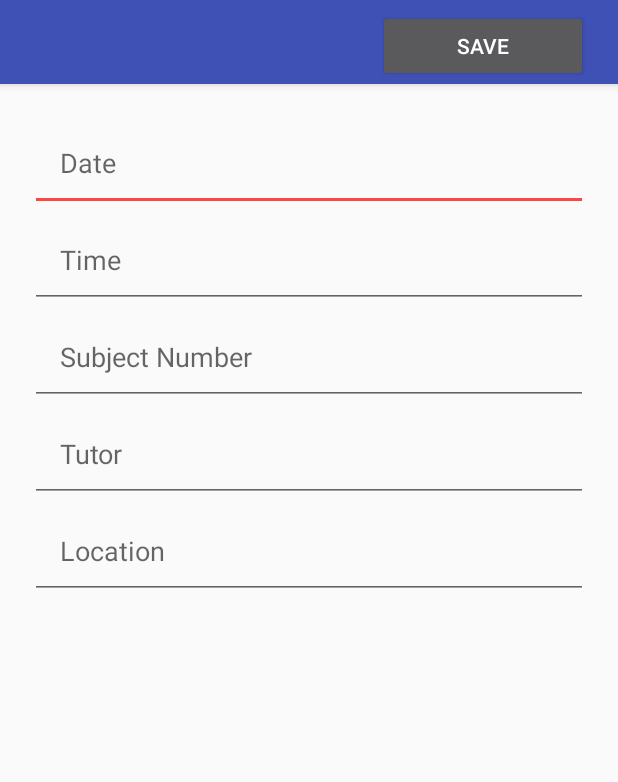
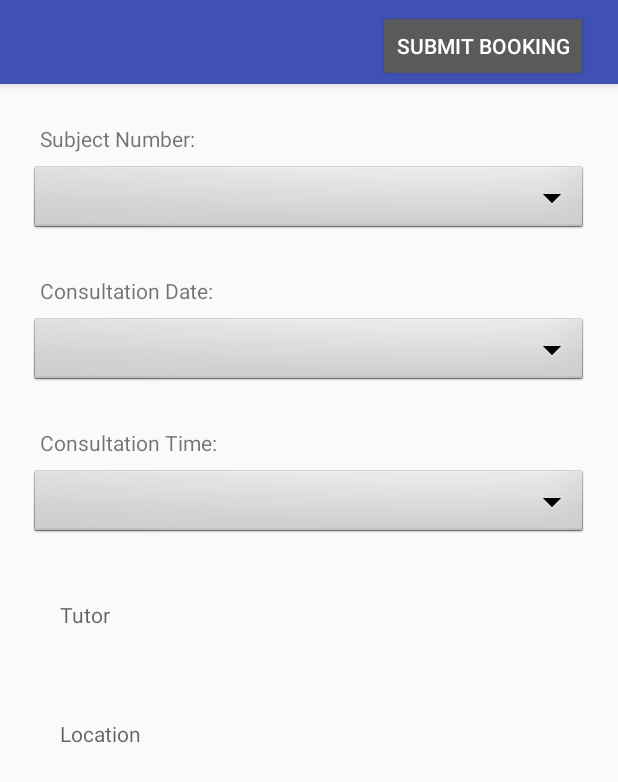
Before and after one commit to sc1122/SEPProject, an Android app: the layout activity_makebooking.xml on its own in the app's theme, with its tools: preview values and no code run, on a phone screen of 412 x 824 dp. Shown: the top 782 px of the screen. Run offline under Robolectric (Android 15) with nearby library versions, the light colour scheme and no system bars.

Commit message:
Added drop-down-lists for viewing availability details when making a booking, added relevant methods to get these details as well

```diff
--- a/SEPPrototype/app/src/main/java/uts/sep/tcba/sepprototype/User.java
+++ b/SEPPrototype/app/src/main/java/uts/sep/tcba/sepprototype/User.java
@@ -17,7 +17,7 @@ public class User {
     public int ID;
     public String firstName;
     public String lastName;
-    public LinkedList<Integer> subjects;
+    public LinkedList<String> subjects;
     public boolean isStudent;
     private FirebaseDatabase userDatabase;
     private DatabaseReference userReference;
@@ -48,7 +48,7 @@ public class User {
         return lastName;
     }
 
-    public LinkedList<Integer> getSubjects() {
+    public LinkedList<String> getSubjects() {
         return subjects;
     }
 
--- a/SEPPrototype/app/src/main/res/layout/activity_makebooking.xml
+++ b/SEPPrototype/app/src/main/res/layout/activity_makebooking.xml
@@ -35,7 +35,7 @@
                 android:layout_marginRight="30px"
                 android:layout_marginTop="10px"
                 android:layout_weight="1"
-                android:text="Save" />
+                android:text="Submit booking" />
         </LinearLayout>
 
     </android.support.design.widget.AppBarLayout>
@@ -58,51 +58,72 @@
                 android:layout_height="wrap_content"
                 android:orientation="vertical">
 
-                <EditText
+                <TextView
+                    android:layout_width="match_parent"
+                    android:layout_height="wrap_content"
+                    android:text="Subject Number:"
+                    android:padding="10px"/>
+
+                <Spinner
+                    android:id="@+id/subject"
+                    android:layout_width="match_parent"
+                    android:layout_height="wrap_content"
+                    android:hint="Subject Number"
+                    android:background="@android:drawable/btn_dropdown"
+                    android:padding="20dp"
+                    android:layout_marginBottom="20dp"
+                    android:spinnerMode="dropdown"/>
+
+                <TextView
+                    android:layout_width="match_parent"
+                    android:layout_height="wrap_content"
+                    android:text="Consultation Date:"
+                    android:padding="10px"/>
+
+                <Spinner
                     android:id="@+id/date"
                     android:layout_width="match_parent"
                     android:layout_height="wrap_content"
-                    android:ems="10"
-                    android:inputType="date"
                     android:hint="Date"
-                    android:padding="20dp"/>
+                    android:background="@android:drawable/btn_dropdown"
+                    android:padding="20dp"
+                    android:layout_marginBottom="20dp"
+                    android:spinnerMode="dropdown"/>
 
-                <EditText
+                <TextView
+                    android:layout_width="match_parent"
+                    android:layout_height="wrap_content"
+                    android:text="Consultation Time:"
+                    android:padding="10px"/>
+
+                <Spinner
                     android:id="@+id/time"
                     android:layout_width="match_parent"
                     android:layout_height="wrap_content"
                     android:ems="10"
-                    android:inputType="time"
                     android:hint="Time"
-                    android:padding="20dp"/>
+                    android:background="@android:drawable/btn_dropdown"
+                    android:padding="20dp"
+                    android:layout_marginBottom="20dp"
+                    android:spinnerMode="dropdown"/>
 
-                <EditText
-                    android:id="@+id/subject"
-                    android:layout_width="match_parent"
-                    android:layout_height="wrap_content"
-                    android:ems="10"
-                    android:hint="Subject Number"
-                    android:inputType="number"
-                    android:maxLength="5"
-                    android:padding="20dp" />
-
-                <EditText
+                <TextView
                     android:id="@+id/tutor"
                     android:layout_width="match_parent"
                     android:layout_height="wrap_content"
                     android:ems="10"
-                    android:inputType="textPersonName"
                     android:hint="Tutor"
-                    android:padding="20dp"/>
+                    android:padding="20dp"
+                    android:layout_marginBottom="20dp"/>
 
-                <EditText
+                <TextView
                     android:id="@+id/location"
                     android:layout_width="match_parent"
                     android:layout_height="wrap_content"
                     android:ems="10"
-                    android:inputType="textPersonName"
                     android:hint="Location"
-                    android:padding="20dp"/>
+                    android:padding="20dp"
+                    android:layout_marginBottom="20dp"/>
 
             </LinearLayout>
         </ScrollView>
--- a/SEPPrototype/app/src/main/res/layout/activity_studentmenu.xml
+++ b/SEPPrototype/app/src/main/res/layout/activity_studentmenu.xml
@@ -5,8 +5,8 @@
     android:id="@+id/container"
     android:layout_width="match_parent"
     android:layout_height="match_parent"
-    android:orientation="vertical"
-    tools:context=".Controller_StudentMenu">
+    tools:context=".Controller_StudentMenu"
+    android:orientation="vertical">
 
     <FrameLayout
         android:id="@+id/content"
--- a/SEPPrototype/app/src/main/res/layout/content_makebooking.xml
+++ b/SEPPrototype/app/src/main/res/layout/content_makebooking.xml
@@ -7,5 +7,4 @@
     app:layout_behavior="@string/appbar_scrolling_view_behavior"
     tools:context="uts.sep.tcba.sepprototype.Controller_MakeBooking"
     tools:showIn="@layout/activity_makebooking">
-
 </android.support.constraint.ConstraintLayout>
```
Also changed, not shown: SEPPrototype/app/src/main/java/uts/sep/tcba/sepprototype/Availabilities.java (+36 -1 lines), SEPPrototype/app/src/main/java/uts/sep/tcba/sepprototype/Controller_MakeBooking.java (+47 -7 lines), SEPPrototype/app/src/main/java/uts/sep/tcba/sepprototype/Tutor.java (+11 -0 lines).
